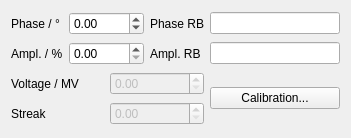
st-walker/esme, file esme/gui/ui/tds.ui: the form before one commit.
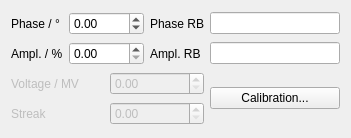
The form after the commit.

```diff
--- a/esme/gui/ui/tds.ui
+++ b/esme/gui/ui/tds.ui
@@ -10,6 +10,18 @@
     <height>138</height>
    </rect>
   </property>
+  <property name="minimumSize">
+   <size>
+    <width>0</width>
+    <height>138</height>
+   </size>
+  </property>
+  <property name="maximumSize">
+   <size>
+    <width>351</width>
+    <height>138</height>
+   </size>
+  </property>
   <property name="windowTitle">
    <string>Form</string>
   </property>
@@ -84,6 +96,9 @@
    </item>
    <item row="2" column="0" colspan="2">
     <widget class="QLabel" name="voltage_label">
+     <property name="enabled">
+      <bool>false</bool>
+     </property>
      <property name="text">
       <string>Voltage / MV</string>
      </property>
@@ -105,6 +120,9 @@
    </item>
    <item row="3" column="0">
     <widget class="QLabel" name="streak">
+     <property name="enabled">
+      <bool>false</bool>
+     </property>
      <property name="text">
       <string>Streak</string>
      </property>
```
